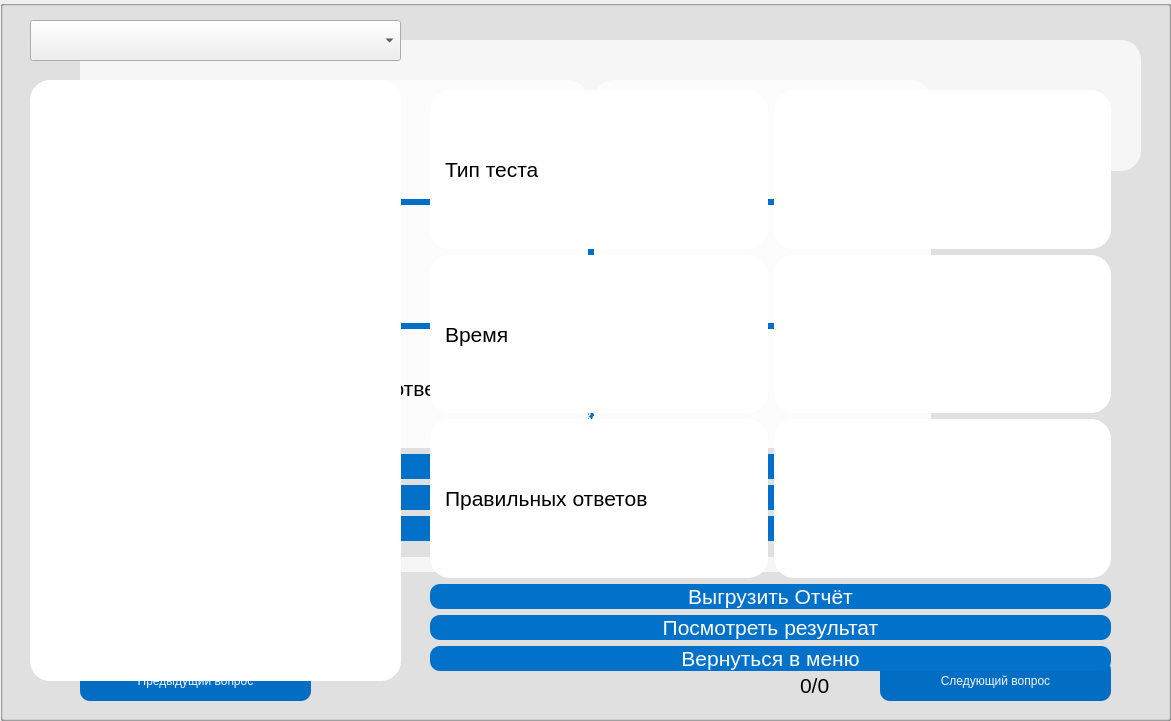
Above: test_app/testing_gui.ui from zverihg/test_app before the change. Below: the same form after it.
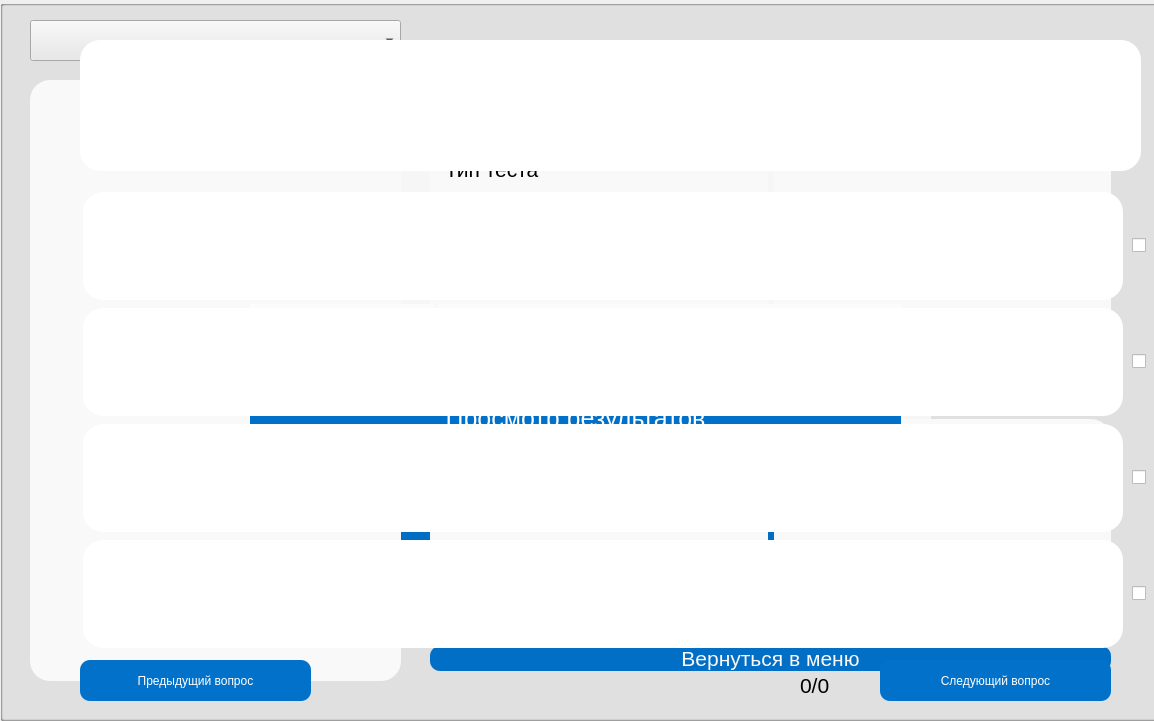
That is the form after the change.

Diff of the .ui file:
```diff
--- a/test_app/testing_gui.ui
+++ b/test_app/testing_gui.ui
@@ -6,7 +6,7 @@
    <rect>
     <x>0</x>
     <y>0</y>
-    <width>1171</width>
+    <width>1154</width>
     <height>721</height>
    </rect>
   </property>
@@ -115,9 +115,17 @@
          <cursorShape>PointingHandCursor</cursorShape>
         </property>
         <property name="styleSheet">
-         <string notr="true">background-color: #0171CA;
-color: rgb(255, 255, 255);
-border-radius: 10px;</string>
+         <string notr="true">    QPushButton {
+        background-color: #0171CA;
+        color: rgb(255, 255, 255);
+        border-radius: 10px;
+    }
+    QPushButton:hover {
+        background: rgba(0,0,0,0);
+        color: #3a7999;
+		 border : 2px solid ;
+        border-color: #0171CA;
+    }</string>
         </property>
         <property name="text">
          <string>Тестирование</string>
@@ -135,9 +143,17 @@
          <cursorShape>PointingHandCursor</cursorShape>
         </property>
         <property name="styleSheet">
-         <string notr="true">background-color: #0171CA;
-color: rgb(255, 255, 255);
-border-radius: 10px;</string>
+         <string notr="true">    QPushButton {
+        background-color: #0171CA;
+        color: rgb(255, 255, 255);
+        border-radius: 10px;
+    }
+    QPushButton:hover {
+        background: rgba(0,0,0,0);
+        color: #3a7999;
+		 border : 2px solid ;
+        border-color: #0171CA;
+    }</string>
         </property>
         <property name="text">
          <string>Просмотр результатов</string>
@@ -210,9 +226,17 @@
          <enum>Qt::LeftToRight</enum>
         </property>
         <property name="styleSheet">
-         <string notr="true">background-color: #0171CA;
-color: rgb(255, 255, 255);
-border-radius: 10px;</string>
+         <string notr="true">    QPushButton {
+        background-color: #0171CA;
+        color: rgb(255, 255, 255);
+        border-radius: 10px;
+    }
+    QPushButton:hover {
+        background: rgba(0,0,0,0);
+        color: #3a7999;
+		 border : 2px solid ;
+        border-color: #0171CA;
+    }</string>
         </property>
         <property name="text">
          <string>Дежурный по части</string>
@@ -239,9 +263,17 @@
          <cursorShape>PointingHandCursor</cursorShape>
         </property>
         <property name="styleSheet">
-         <string notr="true">background-color: #0171CA;
-color: rgb(255, 255, 255);
-border-radius: 10px;</string>
+         <string notr="true">    QPushButton {
+        background-color: #0171CA;
+        color: rgb(255, 255, 255);
+        border-radius: 10px;
+    }
+    QPushButton:hover {
+        background: rgba(0,0,0,0);
+        color: #3a7999;
+		 border : 2px solid ;
+        border-color: #0171CA;
+    }</string>
         </property>
         <property name="text">
          <string>Помошник дежурного</string>
@@ -265,9 +297,17 @@
          <cursorShape>PointingHandCursor</cursorShape>
         </property>
         <property name="styleSheet">
-         <string notr="true">background-color: #0171CA;
-color: rgb(255, 255, 255);
-border-radius: 10px;</string>
+         <string notr="true">    QPushButton {
+        background-color: #0171CA;
+        color: rgb(255, 255, 255);
+        border-radius: 10px;
+    }
+    QPushButton:hover {
+        background: rgba(0,0,0,0);
+        color: #3a7999;
+		 border : 2px solid ;
+        border-color: #0171CA;
+    }</string>
         </property>
         <property name="text">
          <string>Инструкции ДПЧ и ПДТ</string>
@@ -291,9 +331,17 @@
          <cursorShape>PointingHandCursor</cursorShape>
         </property>
         <property name="styleSheet">
-         <string notr="true">background-color: #0171CA;
-color: rgb(255, 255, 255);
-border-radius: 10px;</string>
+         <string notr="true">    QPushButton {
+        background-color: #0171CA;
+        color: rgb(255, 255, 255);
+        border-radius: 10px;
+    }
+    QPushButton:hover {
+        background: rgba(0,0,0,0);
+        color: #3a7999;
+		 border : 2px solid ;
+        border-color: #0171CA;
+    }</string>
         </property>
         <property name="text">
          <string>Назад</string>
@@ -361,11 +409,17 @@
       <rect>
        <x>80</x>
        <y>190</y>
-       <width>1054</width>
+       <width>1071</width>
        <height>461</height>
       </rect>
      </property>
      <layout class="QVBoxLayout" name="question_list_layout">
+      <property name="spacing">
+       <number>6</number>
+      </property>
+      <property name="sizeConstraint">
+       <enum>QLayout::SetDefaultConstraint</enum>
+      </property>
       <item>
        <layout class="QHBoxLayout" name="question_box_1">
         <property name="sizeConstraint">
@@ -374,15 +428,15 @@
         <item>
          <widget class="QLabel" name="answer_var_1">
           <property name="sizePolicy">
-           <sizepolicy hsizetype="Maximum" vsizetype="Minimum">
+           <sizepolicy hsizetype="Preferred" vsizetype="Minimum">
             <horstretch>0</horstretch>
             <verstretch>0</verstretch>
            </sizepolicy>
           </property>
           <property name="minimumSize">
            <size>
-            <width>950</width>
-            <height>0</height>
+            <width>1040</width>
+            <height>108</height>
            </size>
           </property>
           <property name="maximumSize">
@@ -392,7 +446,7 @@
            </size>
           </property>
           <property name="mouseTracking">
-           <bool>true</bool>
+           <bool>false</bool>
           </property>
           <property name="autoFillBackground">
            <bool>false</bool>
@@ -426,7 +480,7 @@
           </property>
           <property name="maximumSize">
            <size>
-            <width>44</width>
+            <width>16</width>
             <height>16777215</height>
            </size>
           </property>
@@ -449,8 +503,8 @@
           </property>
           <property name="minimumSize">
            <size>
-            <width>950</width>
-            <height>0</height>
+            <width>1040</width>
+            <height>108</height>
            </size>
           </property>
           <property name="maximumSize">
@@ -494,7 +548,7 @@
           </property>
           <property name="maximumSize">
            <size>
-            <width>44</width>
+            <width>16</width>
             <height>16777215</height>
            </size>
           </property>
@@ -517,8 +571,8 @@
           </property>
           <property name="minimumSize">
            <size>
-            <width>950</width>
-            <height>0</height>
+            <width>1040</width>
+            <height>108</height>
            </size>
           </property>
           <property name="maximumSize">
@@ -559,7 +613,7 @@
           </property>
           <property name="maximumSize">
            <size>
-            <width>44</width>
+            <width>16</width>
             <height>16777215</height>
            </size>
           </property>
@@ -582,8 +636,8 @@
           </property>
           <property name="minimumSize">
            <size>
-            <width>950</width>
-            <height>0</height>
+            <width>1040</width>
+            <height>108</height>
            </size>
           </property>
           <property name="maximumSize">
@@ -624,7 +678,7 @@
           </property>
           <property name="maximumSize">
            <size>
-            <width>44</width>
+            <width>16</width>
             <height>16777215</height>
            </size>
           </property>
@@ -650,9 +704,17 @@
       <cursorShape>PointingHandCursor</cursorShape>
      </property>
      <property name="styleSheet">
-      <string notr="true">background-color: #0171CA;
-color: rgb(255, 255, 255);
-border-radius: 10px;</string>
+      <string notr="true">    QPushButton {
+        background-color: #0171CA;
+        color: rgb(255, 255, 255);
+        border-radius: 10px;
+    }
+    QPushButton:hover {
+        background: rgba(0,0,0,0);
+        color: #3a7999;
+		 border : 2px solid ;
+        border-color: #0171CA;
+    }</string>
      </property>
      <property name="text">
       <string>Следующий вопрос</string>
@@ -707,9 +769,17 @@
       <cursorShape>PointingHandCursor</cursorShape>
      </property>
      <property name="styleSheet">
-      <string notr="true">background-color: #0171CA;
-color: rgb(255, 255, 255);
-border-radius: 10px;</string>
+      <string notr="true">    QPushButton {
+        background-color: #0171CA;
+        color: rgb(255, 255, 255);
+        border-radius: 10px;
+    }
+    QPushButton:hover {
+        background: rgba(0,0,0,0);
+        color: #3a7999;
+		 border : 2px solid ;
+        border-color: #0171CA;
+    }</string>
      </property>
      <property name="text">
       <string>Предыдущий вопрос</string>
@@ -872,9 +942,17 @@
          <cursorShape>PointingHandCursor</cursorShape>
         </property>
         <property name="styleSheet">
-         <string notr="true">background-color: #0171CA;
-color: rgb(255, 255, 255);
-border-radius: 10px;</string>
+         <string notr="true">    QPushButton {
+        background-color: #0171CA;
+        color: rgb(255, 255, 255);
+        border-radius: 10px;
+    }
+    QPushButton:hover {
+        background: rgba(0,0,0,0);
+        color: #3a7999;
+		 border : 2px solid ;
+        border-color: #0171CA;
+    }</string>
         </property>
         <property name="text">
          <string>Выгрузить Отчёт</string>
@@ -898,9 +976,17 @@
          <cursorShape>PointingHandCursor</cursorShape>
         </property>
         <property name="styleSheet">
-         <string notr="true">background-color: #0171CA;
-color: rgb(255, 255, 255);
-border-radius: 10px;</string>
+         <string notr="true">    QPushButton {
+        background-color: #0171CA;
+        color: rgb(255, 255, 255);
+        border-radius: 10px;
+    }
+    QPushButton:hover {
+        background: rgba(0,0,0,0);
+        color: #3a7999;
+		 border : 2px solid ;
+        border-color: #0171CA;
+    }</string>
         </property>
         <property name="text">
          <string>Посмотреть результат</string>
@@ -933,9 +1019,17 @@
          <cursorShape>PointingHandCursor</cursorShape>
         </property>
         <property name="styleSheet">
-         <string notr="true">background-color: #0171CA;
-color: rgb(255, 255, 255);
-border-radius: 10px;</string>
+         <string notr="true">    QPushButton {
+        background-color: #0171CA;
+        color: rgb(255, 255, 255);
+        border-radius: 10px;
+    }
+    QPushButton:hover {
+        background: rgba(0,0,0,0);
+        color: #3a7999;
+		 border : 2px solid ;
+        border-color: #0171CA;
+    }</string>
         </property>
         <property name="text">
          <string>Вернуться в меню</string>
@@ -1129,9 +1223,17 @@
          <cursorShape>PointingHandCursor</cursorShape>
         </property>
         <property name="styleSheet">
-         <string notr="true">background-color: #0171CA;
-color: rgb(255, 255, 255);
-border-radius: 10px;</string>
+         <string notr="true">    QPushButton {
+        background-color: #0171CA;
+        color: rgb(255, 255, 255);
+        border-radius: 10px;
+    }
+    QPushButton:hover {
+        background: rgba(0,0,0,0);
+        color: #3a7999;
+		 border : 2px solid ;
+        border-color: #0171CA;
+    }</string>
         </property>
         <property name="text">
          <string>Выгрузить Отчёт</string>
@@ -1155,9 +1257,17 @@
          <cursorShape>PointingHandCursor</cursorShape>
         </property>
         <property name="styleSheet">
-         <string notr="true">background-color: #0171CA;
-color: rgb(255, 255, 255);
-border-radius: 10px;</string>
+         <string notr="true">    QPushButton {
+        background-color: #0171CA;
+        color: rgb(255, 255, 255);
+        border-radius: 10px;
+    }
+    QPushButton:hover {
+        background: rgba(0,0,0,0);
+        color: #3a7999;
+		 border : 2px solid ;
+        border-color: #0171CA;
+    }</string>
         </property>
         <property name="text">
          <string>Посмотреть результат</string>
@@ -1190,9 +1300,17 @@
          <cursorShape>PointingHandCursor</cursorShape>
         </property>
         <property name="styleSheet">
-         <string notr="true">background-color: #0171CA;
-color: rgb(255, 255, 255);
-border-radius: 10px;</string>
+         <string notr="true">    QPushButton {
+        background-color: #0171CA;
+        color: rgb(255, 255, 255);
+        border-radius: 10px;
+    }
+    QPushButton:hover {
+        background: rgba(0,0,0,0);
+        color: #3a7999;
+		 border : 2px solid ;
+        border-color: #0171CA;
+    }</string>
         </property>
         <property name="text">
          <string>Вернуться в меню</string>
@@ -1202,11 +1320,11 @@
      </layout>
     </widget>
    </widget>
-   <zorder>main_layout</zorder>
-   <zorder>test_box</zorder>
    <zorder>test_menu</zorder>
    <zorder>test_result_box</zorder>
    <zorder>test_result_box_menue</zorder>
+   <zorder>main_layout</zorder>
+   <zorder>test_box</zorder>
   </widget>
  </widget>
  <resources/>
```
